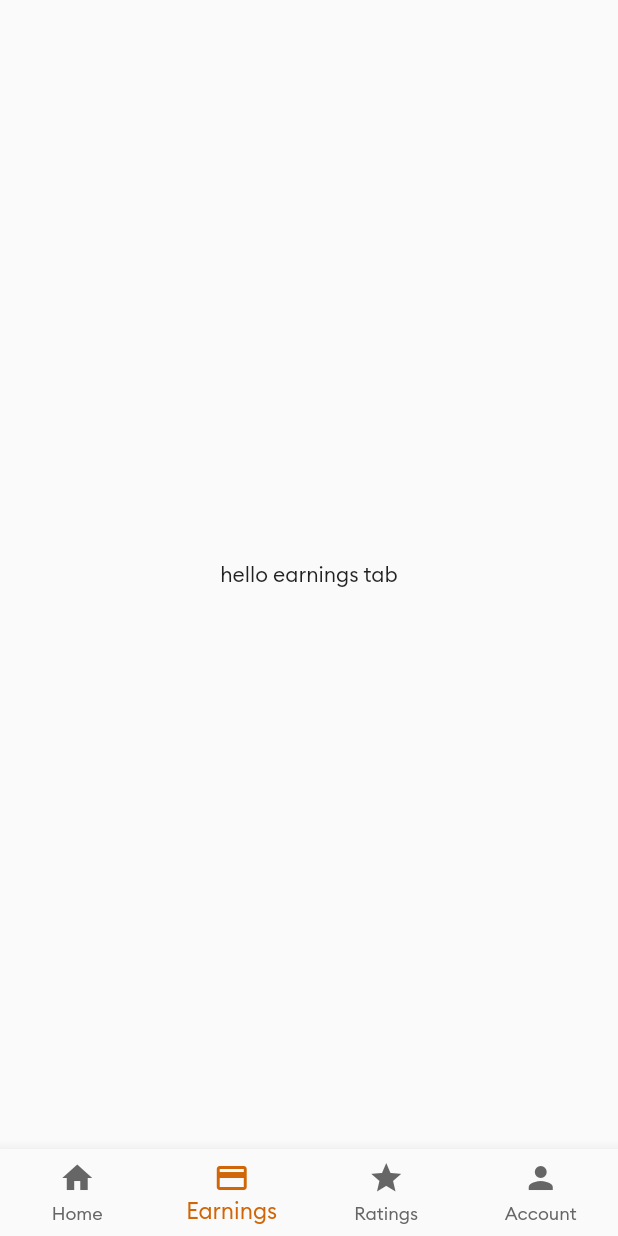
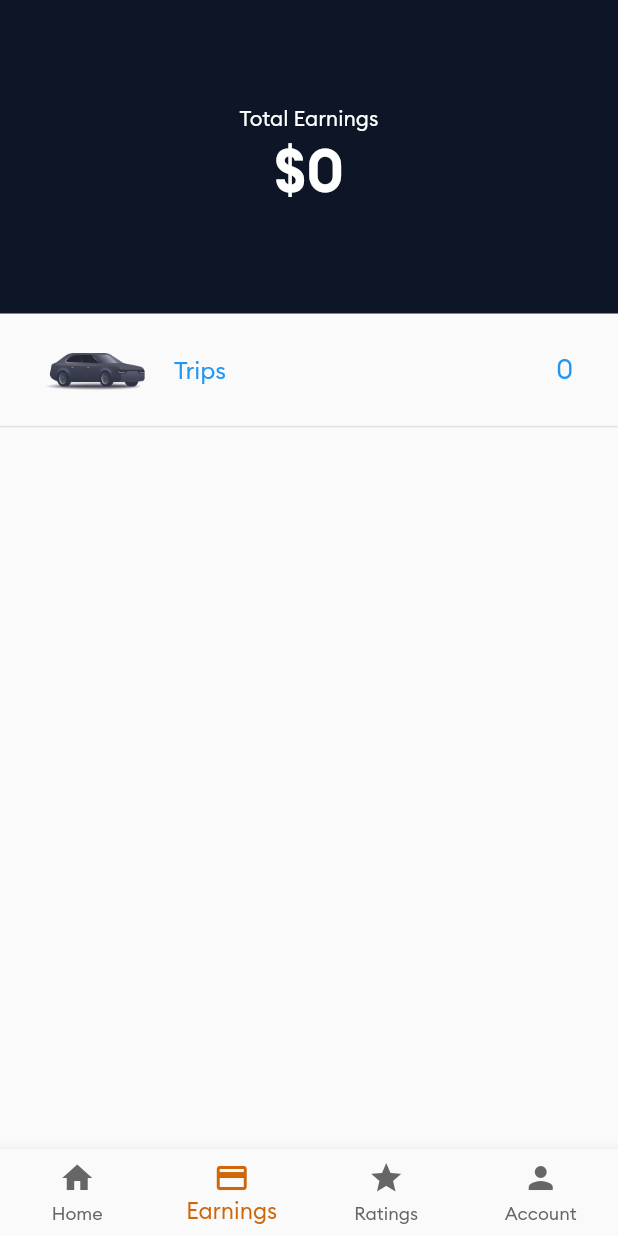
Before and after one commit to ahmedfarid2/tourGuideMetaverseCab, a Flutter app: the MainPage screen opened by its route, item 2 of the bottom bar chosen, on a phone screen of 412 x 824 dp. Run offline on Flutter 3.47's test engine with Material 2 defaults, Android fonts, the phone set to English and light mode, and no system bars; our stand-ins replace assets_audio_player, connectivity_plus, firebase_auth, firebase_core, firebase_database, firebase_messaging and 3 more; missing offline and left inert: flutter_geofire, flutter_polyline_points, maps_toolkit; accounts and stored records are empty; network calls fail.

Commit message:
Section 16: Setting Up Driver Earnings & History Pages

```diff
--- /dev/null
+++ b/lib/datamodels/history.dart
@@ -0,0 +1,29 @@
+import 'package:firebase_database/firebase_database.dart';
+
+class History {
+  String? pickup;
+  String? destination;
+  String? fares;
+  String? status;
+  String? createdAt;
+  String? paymentMethod;
+
+  History({
+    this.pickup,
+    this.destination,
+    this.status,
+    this.fares,
+    this.paymentMethod,
+    this.createdAt,
+  });
+
+  History.fromSnapshot(DatabaseEvent databaseEvent) {
+    final data = databaseEvent.snapshot.value as Map;
+    pickup = data['pickup_address'];
+    destination = data['destination_address'];
+    fares = data['fares'].toString();
+    createdAt = data['created_at'];
+    status = data['status'];
+    paymentMethod = data['payment_method'];
+  }
+}
--- a/lib/screens/new_trip_page/newtripspage.dart
+++ b/lib/screens/new_trip_page/newtripspage.dart
@@ -365,7 +365,7 @@ class _NewTripPageState extends State<NewTripPage> {
           positionLatLng, destinationLatLng!);
       if (directionDetails != null) {
         setState(() {
-          durationString = directionDetails!.durtionText!;
+          durationString = directionDetails.durtionText!;
         });
       }
       isRequestingDirection = false;
--- a/lib/screens/tabs/earningstab/earningstab.dart
+++ b/lib/screens/tabs/earningstab/earningstab.dart
@@ -1,10 +1,84 @@
 import 'package:flutter/material.dart';
+import 'package:provider/provider.dart';
+import 'package:tour_guide_metaversecab/brand_colors.dart';
+import 'package:tour_guide_metaversecab/screens/history_page/historypage.dart';
+import 'package:tour_guide_metaversecab/shared/data_provider/dataprovider.dart';
+import 'package:tour_guide_metaversecab/shared/reusable_components/BrandDivider.dart';
 
-class RatingsTab extends StatelessWidget {
-  const RatingsTab({Key? key}) : super(key: key);
+class EarningsTab extends StatelessWidget {
+  const EarningsTab({Key? key}) : super(key: key);
 
   @override
   Widget build(BuildContext context) {
-    return Center(child: Text('hello ratings tab'));
+    return Column(
+      children: [
+        Container(
+          color: BrandColors.colorPrimary,
+          width: double.infinity,
+          child: Padding(
+            padding: const EdgeInsets.symmetric(vertical: 70),
+            child: Column(
+              children: [
+                Text(
+                  'Total Earnings',
+                  style: TextStyle(
+                    color: Colors.white,
+                  ),
+                ),
+                Text(
+                  '\$${Provider.of<AppData>(context).earnings}',
+                  style: TextStyle(
+                    color: Colors.white,
+                    fontSize: 40,
+                    fontFamily: 'Brand-Bold',
+                  ),
+                ),
+              ],
+            ),
+          ),
+        ),
+        TextButton(
+          onPressed: () {
+            Navigator.push(context,
+                MaterialPageRoute(builder: (context) => HistoryPage()));
+          },
+          style: ButtonStyle(
+            padding: MaterialStateProperty.all(EdgeInsets.zero),
+          ),
+          child: Padding(
+            padding: const EdgeInsets.symmetric(vertical: 18, horizontal: 30),
+            child: Row(
+              children: [
+                Image.asset(
+                  'assets/images/taxi.png',
+                  width: 70,
+                ),
+                SizedBox(
+                  width: 16,
+                ),
+                Text(
+                  'Trips',
+                  style: TextStyle(
+                    fontSize: 16,
+                  ),
+                ),
+                Expanded(
+                  child: Container(
+                    child: Text(
+                      Provider.of<AppData>(context).tripCount.toString(),
+                      textAlign: TextAlign.end,
+                      style: TextStyle(
+                        fontSize: 18,
+                      ),
+                    ),
+                  ),
+                ),
+              ],
+            ),
+          ),
+        ),
+        BrandDivider(),
+      ],
+    );
   }
 }
--- a/lib/screens/tabs/hometab/hometab.dart
+++ b/lib/screens/tabs/hometab/hometab.dart
@@ -9,6 +9,7 @@ import 'package:google_maps_flutter/google_maps_flutter.dart';
 import 'package:tour_guide_metaversecab/brand_colors.dart';
 import 'package:tour_guide_metaversecab/datamodels/tourGuide.dart';
 import 'package:tour_guide_metaversecab/shared/constants/constants.dart';
+import 'package:tour_guide_metaversecab/shared/helpers/helperMethods.dart';
 import 'package:tour_guide_metaversecab/shared/helpers/pushNotificationService.dart';
 import 'package:tour_guide_metaversecab/shared/reusable_components/availabilityButton.dart';
 import 'package:tour_guide_metaversecab/shared/reusable_components/confirmSheet.dart';
@@ -62,6 +63,8 @@ class _HomeTabState extends State<HomeTab> {
 
     pushNotificationService.initialize(context);
     pushNotificationService.getToken();
+
+    HelperMethods.getHistoryInfo(context);
   }
 
   @override
--- a/lib/screens/tabs/ratingtab/ratingstab.dart
+++ b/lib/screens/tabs/ratingtab/ratingstab.dart
@@ -1,10 +1,10 @@
 import 'package:flutter/material.dart';
 
-class EarningsTab extends StatelessWidget {
-  const EarningsTab({Key? key}) : super(key: key);
+class RatingsTab extends StatelessWidget {
+  const RatingsTab({Key? key}) : super(key: key);
 
   @override
   Widget build(BuildContext context) {
-    return Center(child: Text('hello earnings tab'));
+    return Center(child: Text('hello rating tab'));
   }
 }
--- /dev/null
+++ b/lib/shared/data_provider/dataprovider.dart
@@ -0,0 +1,29 @@
+import 'package:flutter/material.dart';
+import 'package:tour_guide_metaversecab/datamodels/history.dart';
+
+class AppData extends ChangeNotifier {
+  String earnings = '0';
+  int tripCount = 0;
+  List<String> tripHistoryKeys = [];
+  List<History> tripHistory = [];
+
+  void updateEarnings(String newEarnings) {
+    earnings = newEarnings;
+    notifyListeners();
+  }
+
+  void updateTripCount(int newTripCount) {
+    tripCount = newTripCount;
+    notifyListeners();
+  }
+
+  void updateTripKeys(List<String> newKeys) {
+    tripHistoryKeys = newKeys;
+    notifyListeners();
+  }
+
+  void updateTripHistory(History historyItem) {
+    tripHistory.add(historyItem);
+    notifyListeners();
+  }
+}
--- a/pubspec.yaml
+++ b/pubspec.yaml
@@ -41,6 +41,7 @@ dependencies:
   animated_text_kit: ^4.2.2
   assets_audio_player: ^3.0.6
   toast: ^0.3.0
+  intl: ^0.17.0
 
   #firebas
   firebase_core: ^2.9.0
```
Also changed, not shown: lib/main.dart (+6 -1 lines), lib/screens/history_page/historypage.dart (added, +40 -0 lines), lib/shared/helpers/helperMethods.dart (+67 -0 lines), lib/shared/helpers/pushNotificationService.dart (+15 -0 lines), lib/shared/reusable_components/HistoryTile.dart (added, +85 -0 lines), pubspec.lock, 5 other files.
